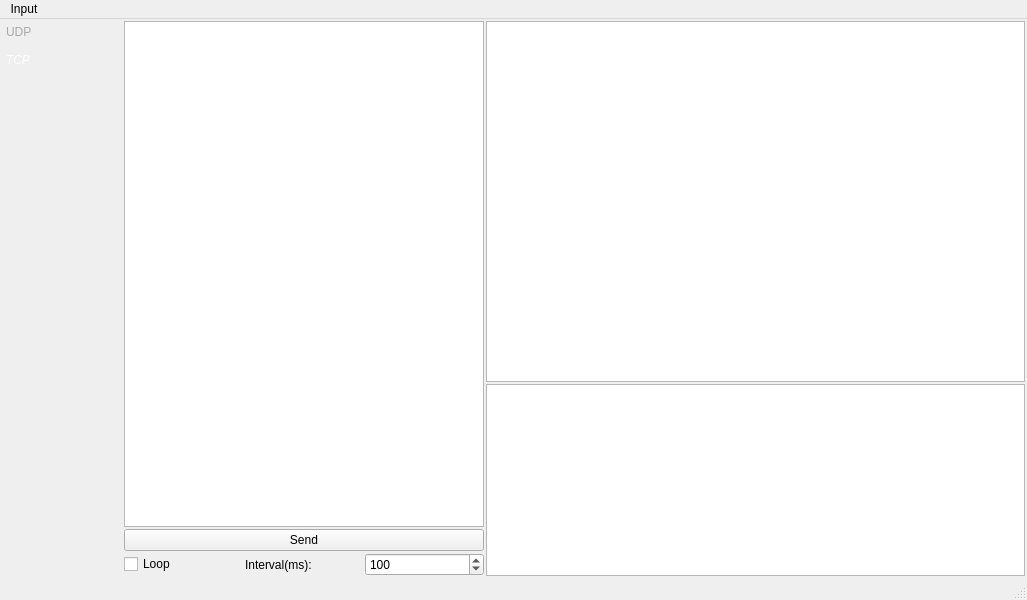
This is mainwindow.ui in babak-ab/netlog as Qt 5 draws it before an edit. The edited form follows.
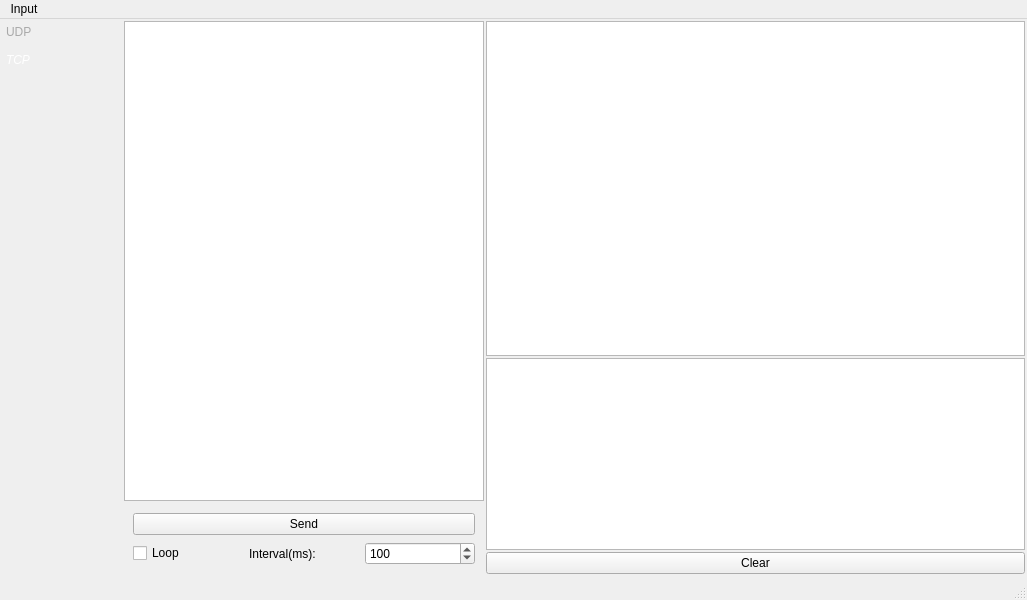
This is the edited form. The open tabs and pages were chosen to show the change. Custom widgets are drawn as their Qt base class.

```diff
--- a/mainwindow.ui
+++ b/mainwindow.ui
@@ -14,7 +14,7 @@
    <string>MainWindow</string>
   </property>
   <widget class="QWidget" name="centralwidget">
-   <layout class="QGridLayout" name="gridLayout" rowstretch="0,0,0,0,0" columnstretch="0,2,3">
+   <layout class="QGridLayout" name="gridLayout" rowstretch="0,0,0,0,0,0,0,0" columnstretch="0,2,3">
     <property name="leftMargin">
      <number>2</number>
     </property>
@@ -33,7 +33,10 @@
     <item row="0" column="2">
      <widget class="QPlainTextEdit" name="plainTextEdit_receive"/>
     </item>
-    <item row="0" column="0" rowspan="5">
+    <item row="1" column="2" rowspan="4">
+     <widget class="SendPlainTextEdit" name="plainTextEdit_send"/>
+    </item>
+    <item row="0" column="0" rowspan="8">
      <widget class="QToolBox" name="toolBox">
       <property name="minimumSize">
        <size>
@@ -136,11 +139,22 @@
       </widget>
      </widget>
     </item>
-    <item row="1" column="2" rowspan="4">
-     <widget class="QPlainTextEdit" name="plainTextEdit_send"/>
+    <item row="0" column="1" rowspan="4">
+     <widget class="QTableView" name="tableView_send"/>
     </item>
-    <item row="4" column="1">
-     <layout class="QGridLayout" name="gridLayout_2">
+    <item row="6" column="2">
+     <layout class="QHBoxLayout" name="horizontalLayout"/>
+    </item>
+    <item row="5" column="2">
+     <widget class="QPushButton" name="pushButton_sendClear">
+      <property name="text">
+       <string>Clear</string>
+      </property>
+     </widget>
+    </item>
+    <item row="4" column="1" rowspan="4">
+     <widget class="QFrame" name="frame_send">
+      <layout class="QGridLayout" name="gridLayout_send">
       <item row="1" column="1">
        <widget class="QLabel" name="label">
         <property name="text">
@@ -173,9 +187,7 @@
        </widget>
       </item>
      </layout>
-    </item>
-    <item row="0" column="1" rowspan="4">
-     <widget class="QTableView" name="tableView_send"/>
+     </widget>
     </item>
    </layout>
   </widget>
@@ -236,6 +248,13 @@
    </property>
   </action>
  </widget>
+ <customwidgets>
+  <customwidget>
+   <class>SendPlainTextEdit</class>
+   <extends>QPlainTextEdit</extends>
+   <header>sendplaintextedit.h</header>
+  </customwidget>
+ </customwidgets>
  <resources/>
  <connections/>
 </ui>
```
Left out of the diff: 2 changed lines with no effect on the pictures. Lines whose indentation alone changed are shown as unchanged.
